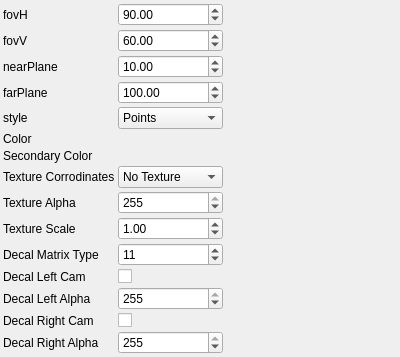
First picture: the form in utils/3d/generated/draw3dCameraParametersControlWidget.ui, repository PimenovAlexander/corecvs, before the edit.
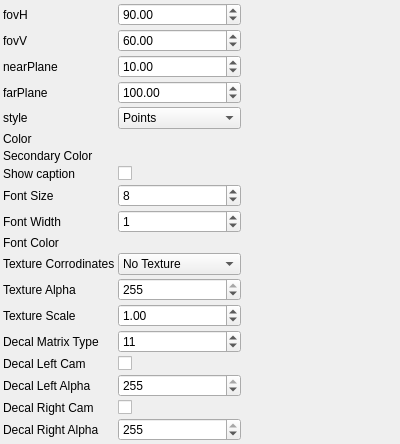
Second picture: the form after the edit. Custom widgets are drawn as their Qt base class.

Diff of the .ui file:
```diff
--- a/utils/3d/generated/draw3dCameraParametersControlWidget.ui
+++ b/utils/3d/generated/draw3dCameraParametersControlWidget.ui
@@ -148,12 +148,12 @@
        </item>
        <item>
         <property name="text">
-         <string>Color</string>
+         <string>Filled</string>
         </property>
        </item>
        <item>
         <property name="text">
-         <string>Color 2</string>
+         <string>Filled And Frame</string>
         </property>
        </item>
        <item>
@@ -197,46 +197,28 @@
     <item row="7" column="0">
      <widget class="QLabel" name="label_7">
        <property name="text">
-         <string>Texture Corrodinates</string>
+         <string>Show caption</string>
        </property>
      </widget>
     </item>
     <item row="7" column="1">
-     <widget class="QComboBox" name="textureCorrodinatesComboBox">
-       <property name="currentIndex">
-         <number>0</number>
-       </property>
-       <item>
-        <property name="text">
-         <string>No Texture</string>
-        </property>
-       </item>
-       <item>
-        <property name="text">
-         <string>Auto Decide</string>
-        </property>
-       </item>
-       <item>
-        <property name="text">
-         <string>Force Texture</string>
-        </property>
-       </item>
+     <widget class="QCheckBox" name="showCaptionCheckBox">
        <property name="toolTip">
-         <string>Texture Corrodinates</string>
+         <string>Show caption</string>
        </property>
      </widget>
     </item>
     <item row="8" column="0">
      <widget class="QLabel" name="label_8">
        <property name="text">
-         <string>Texture Alpha</string>
+         <string>Font Size</string>
        </property>
      </widget>
     </item>
     <item row="8" column="1">
-     <widget class="QSpinBox" name="textureAlphaSpinBox">
+     <widget class="QSpinBox" name="fontSizeSpinBox">
        <property name="toolTip">
-         <string>Texture Alpha</string>
+         <string>Font Size</string>
        </property>
        <property name="minimum">
         <number>0</number>
@@ -248,87 +230,93 @@
         <number>1</number>
        </property>
        <property name="value">
-        <number>255</number>
+        <number>8</number>
        </property>
      </widget>
     </item>
     <item row="9" column="0">
      <widget class="QLabel" name="label_9">
        <property name="text">
-         <string>Texture Scale</string>
+         <string>Font Width</string>
        </property>
      </widget>
     </item>
     <item row="9" column="1">
-     <widget class="QDoubleSpinBox" name="textureScaleSpinBox">
+     <widget class="QSpinBox" name="fontWidthSpinBox">
        <property name="toolTip">
-         <string>Texture Scale</string>
+         <string>Font Width</string>
        </property>
        <property name="minimum">
-        <double>0</double>
+        <number>0</number>
        </property>
        <property name="maximum">
-        <double>2000</double>
+        <number>255</number>
        </property>
        <property name="singleStep">
-        <double>1</double>
+        <number>1</number>
        </property>
        <property name="value">
-        <double>1</double>
+        <number>1</number>
        </property>
      </widget>
     </item>
     <item row="10" column="0">
      <widget class="QLabel" name="label_10">
        <property name="text">
-         <string>Decal Matrix Type</string>
+         <string>Font Color</string>
        </property>
      </widget>
     </item>
     <item row="10" column="1">
-     <widget class="QSpinBox" name="decalMatrixTypeSpinBox">
+     <widget class="RgbColorParametersControlWidget" name="fontColorControlWidget">
        <property name="toolTip">
-         <string>Decal Matrix Type</string>
-       </property>
-       <property name="minimum">
-        <number>0</number>
-       </property>
-       <property name="maximum">
-        <number>19</number>
-       </property>
-       <property name="singleStep">
-        <number>1</number>
-       </property>
-       <property name="value">
-        <number>11</number>
+         <string>Font Color</string>
        </property>
      </widget>
     </item>
     <item row="11" column="0">
      <widget class="QLabel" name="label_11">
        <property name="text">
-         <string>Decal Left Cam</string>
+         <string>Texture Corrodinates</string>
        </property>
      </widget>
     </item>
     <item row="11" column="1">
-     <widget class="QCheckBox" name="decalLeftCamCheckBox">
+     <widget class="QComboBox" name="textureCorrodinatesComboBox">
+       <property name="currentIndex">
+         <number>0</number>
+       </property>
+       <item>
+        <property name="text">
+         <string>No Texture</string>
+        </property>
+       </item>
+       <item>
+        <property name="text">
+         <string>Auto Decide</string>
+        </property>
+       </item>
+       <item>
+        <property name="text">
+         <string>Force Texture</string>
+        </property>
+       </item>
        <property name="toolTip">
-         <string>Decal Left Cam</string>
+         <string>Texture Corrodinates</string>
        </property>
      </widget>
     </item>
     <item row="12" column="0">
      <widget class="QLabel" name="label_12">
        <property name="text">
-         <string>Decal Left Alpha</string>
+         <string>Texture Alpha</string>
        </property>
      </widget>
     </item>
     <item row="12" column="1">
-     <widget class="QSpinBox" name="decalLeftAlphaSpinBox">
+     <widget class="QSpinBox" name="textureAlphaSpinBox">
        <property name="toolTip">
-         <string>Decal Left Alpha</string>
+         <string>Texture Alpha</string>
        </property>
        <property name="minimum">
         <number>0</number>
@@ -347,25 +335,117 @@
     <item row="13" column="0">
      <widget class="QLabel" name="label_13">
        <property name="text">
-         <string>Decal Right Cam</string>
+         <string>Texture Scale</string>
        </property>
      </widget>
     </item>
     <item row="13" column="1">
-     <widget class="QCheckBox" name="decalRightCamCheckBox">
+     <widget class="QDoubleSpinBox" name="textureScaleSpinBox">
        <property name="toolTip">
-         <string>Decal Right Cam</string>
+         <string>Texture Scale</string>
+       </property>
+       <property name="minimum">
+        <double>0</double>
+       </property>
+       <property name="maximum">
+        <double>2000</double>
+       </property>
+       <property name="singleStep">
+        <double>1</double>
+       </property>
+       <property name="value">
+        <double>1</double>
        </property>
      </widget>
     </item>
     <item row="14" column="0">
      <widget class="QLabel" name="label_14">
        <property name="text">
-         <string>Decal Right Alpha</string>
+         <string>Decal Matrix Type</string>
        </property>
      </widget>
     </item>
     <item row="14" column="1">
+     <widget class="QSpinBox" name="decalMatrixTypeSpinBox">
+       <property name="toolTip">
+         <string>Decal Matrix Type</string>
+       </property>
+       <property name="minimum">
+        <number>0</number>
+       </property>
+       <property name="maximum">
+        <number>19</number>
+       </property>
+       <property name="singleStep">
+        <number>1</number>
+       </property>
+       <property name="value">
+        <number>11</number>
+       </property>
+     </widget>
+    </item>
+    <item row="15" column="0">
+     <widget class="QLabel" name="label_15">
+       <property name="text">
+         <string>Decal Left Cam</string>
+       </property>
+     </widget>
+    </item>
+    <item row="15" column="1">
+     <widget class="QCheckBox" name="decalLeftCamCheckBox">
+       <property name="toolTip">
+         <string>Decal Left Cam</string>
+       </property>
+     </widget>
+    </item>
+    <item row="16" column="0">
+     <widget class="QLabel" name="label_16">
+       <property name="text">
+         <string>Decal Left Alpha</string>
+       </property>
+     </widget>
+    </item>
+    <item row="16" column="1">
+     <widget class="QSpinBox" name="decalLeftAlphaSpinBox">
+       <property name="toolTip">
+         <string>Decal Left Alpha</string>
+       </property>
+       <property name="minimum">
+        <number>0</number>
+       </property>
+       <property name="maximum">
+        <number>255</number>
+       </property>
+       <property name="singleStep">
+        <number>1</number>
+       </property>
+       <property name="value">
+        <number>255</number>
+       </property>
+     </widget>
+    </item>
+    <item row="17" column="0">
+     <widget class="QLabel" name="label_17">
+       <property name="text">
+         <string>Decal Right Cam</string>
+       </property>
+     </widget>
+    </item>
+    <item row="17" column="1">
+     <widget class="QCheckBox" name="decalRightCamCheckBox">
+       <property name="toolTip">
+         <string>Decal Right Cam</string>
+       </property>
+     </widget>
+    </item>
+    <item row="18" column="0">
+     <widget class="QLabel" name="label_18">
+       <property name="text">
+         <string>Decal Right Alpha</string>
+       </property>
+     </widget>
+    </item>
+    <item row="18" column="1">
      <widget class="QSpinBox" name="decalRightAlphaSpinBox">
        <property name="toolTip">
          <string>Decal Right Alpha</string>
@@ -384,7 +464,7 @@
        </property>
      </widget>
     </item>
-   <item row="15" column="0">
+   <item row="19" column="0">
     <spacer name="verticalSpacer">
      <property name="orientation">
       <enum>Qt::Vertical</enum>
@@ -397,7 +477,7 @@
      </property>
     </spacer>
    </item>
-   <item row="15" column="2">
+   <item row="19" column="2">
     <spacer name="horizontalSpacer">
      <property name="orientation">
       <enum>Qt::Horizontal</enum>
@@ -522,5 +602,11 @@
    <header>rgbColorParametersControlWidget.h</header>
    <container>1</container>
   </customwidget>
+  <customwidget>
+   <class>RgbColorParametersControlWidget</class>
+   <extends>QWidget</extends>
+   <header>rgbColorParametersControlWidget.h</header>
+   <container>1</container>
+  </customwidget>
  </customwidgets>
 </ui>
```
Left out of the diff: 24 changed lines with no effect on the pictures.
